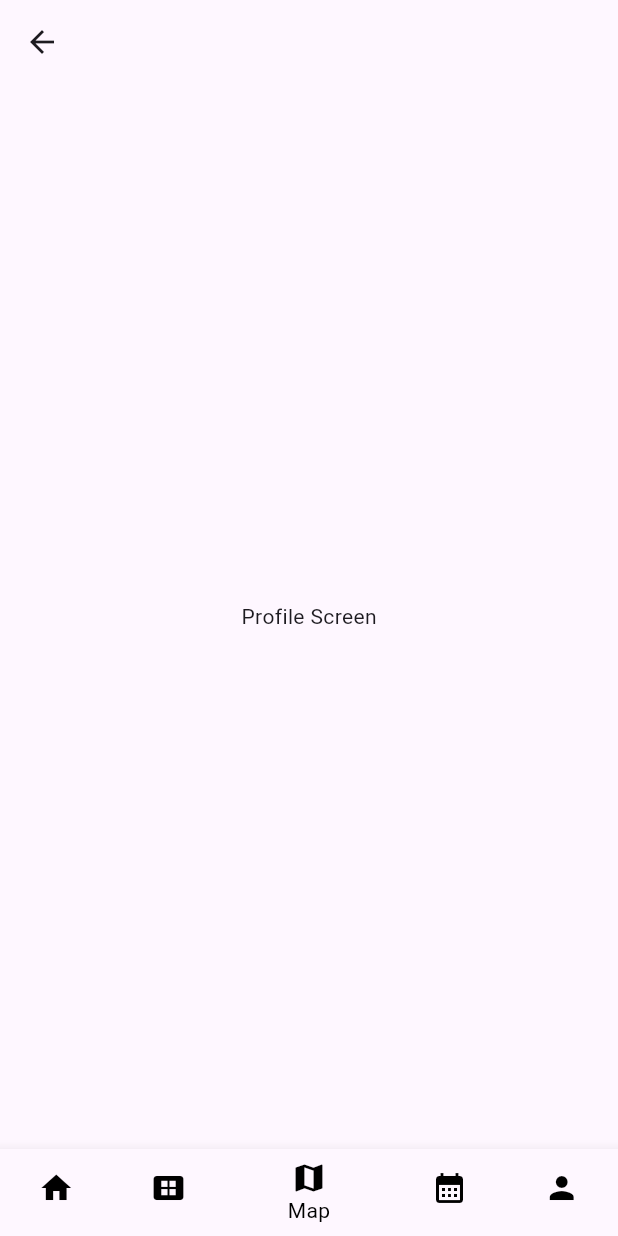
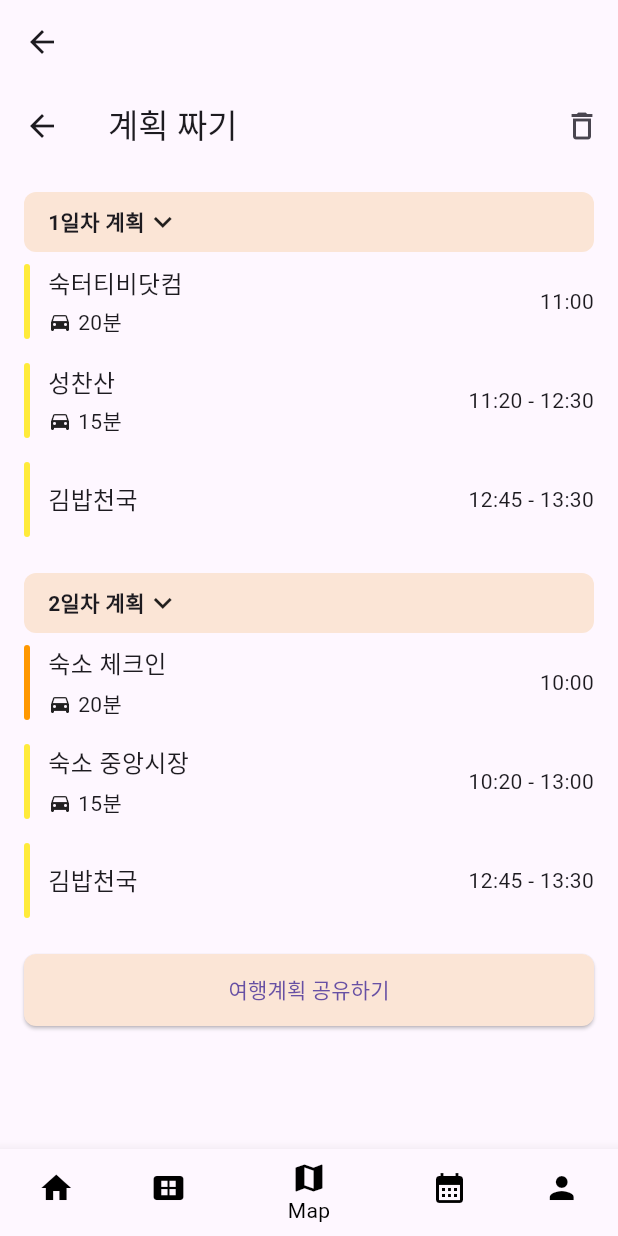
Before and after one commit to Yoonhojoon/FullStackProgramming, a Flutter app: the MainScreen screen opened directly, item 3 of the bottom bar chosen, on a phone screen of 412 x 824 dp. Run offline on Flutter 3.47's test engine with Material 3 defaults, Android fonts, the phone set to English and light mode, and no system bars; our stand-ins replace calendar_date_picker2, dio, flutter_dotenv, google_maps_flutter; missing offline and left inert: dart:ffi, flutter_naver_map, google_place; network calls fail.

Commit message:
게시글 만들어야함

```diff
--- /dev/null
+++ b/lib/dailyplan_provider.dart
@@ -0,0 +1,13 @@
+import 'package:flutter/material.dart';
+import 'entity/DailyPlan.dart';
+
+class DailyPlanProvider extends ChangeNotifier {
+  List<DailyPlan> _plans = [];
+
+  List<DailyPlan> get plans => _plans;
+
+  void setPlans(List<DailyPlan> plans) {
+    _plans = plans;
+    notifyListeners();
+  }
+}
--- /dev/null
+++ b/lib/entity/DailyPlan.dart
@@ -0,0 +1,46 @@
+
+import 'dart:ffi';
+
+import 'Destination.dart';
+
+class DailyPlan {
+  final Long id;
+  final int dayNumber;
+  final Destination? accommodation;
+  final List<Destination> destinations;
+  final double totalDistance;
+  final int totalTravelTime;
+
+  DailyPlan({
+    required this.id,
+    required this.dayNumber,
+    this.accommodation,
+    required this.destinations,
+    required this.totalDistance,
+    required this.totalTravelTime,
+  });
+
+  factory DailyPlan.fromJson(Map<String, dynamic> json) {
+    return DailyPlan(
+      id: json['id'],
+      dayNumber: json['dayNumber'],
+      accommodation: json['accommodation'] != null
+          ? Destination.fromJson(json['accommodation'])
+          : null,
+      destinations: (json['destinations'] as List)
+          .map((x) => Destination.fromJson(x))
+          .toList(),
+      totalDistance: json['totalDistance'],
+      totalTravelTime: json['totalTravelTime'],
+    );
+  }
+
+  Map<String, dynamic> toJson() => {
+    'id': id,
+    'dayNumber': dayNumber,
+    'accommodation': accommodation?.toJson(),
+    'destinations': destinations.map((x) => x.toJson()).toList(),
+    'totalDistance': totalDistance,
+    'totalTravelTime': totalTravelTime,
+  };
+}
--- /dev/null
+++ b/lib/entity/Destination.dart
@@ -0,0 +1,74 @@
+import 'dart:ffi';
+
+class Destination {
+  final int id;
+  final DestinationType type;
+  final String name;
+  final String address;
+  final double latitude;
+  final double longitude;
+  final String? transitDetails;
+  final String? lastTransitDetails;
+  final String? drivingDetails;
+  final String? lastDrivingDetails;
+  final int? orderInDay;
+  final double? distanceToNext;
+  final int? timeToNext;
+
+  Destination({
+    required this.id,
+    required this.type,
+    required this.name,
+    required this.address,
+    required this.latitude,
+    required this.longitude,
+    this.transitDetails,
+    this.lastTransitDetails,
+    this.drivingDetails,
+    this.lastDrivingDetails,
+    this.orderInDay,
+    this.distanceToNext,
+    this.timeToNext,
+  });
+
+  factory Destination.fromJson(Map<String, dynamic> json) {
+    return Destination(
+      id: json['destinationId'] ?? 0,  // null이면 0으로 처리
+      type: DestinationType.values.firstWhere(
+              (e) => e.toString() == 'DestinationType.${json['type']}'
+      ),
+      name: json['name'],
+      address: json['address'],
+      latitude: json['latitude'],
+      longitude: json['longitude'],
+      transitDetails: json['transitDetails'],
+      lastTransitDetails: json['lastTransitDetails'],
+      drivingDetails: json['drivingDetails'],
+      lastDrivingDetails: json['lastDrivingDetails'],
+      orderInDay: json['orderInDay'],
+      distanceToNext: json['distanceToNext'],
+      timeToNext: json['timeToNext'],
+    );
+  }
+
+  Map<String, dynamic> toJson() => {
+    'destinationId': id,
+    'type': type.toString().split('.').last,
+    'name': name,
+    'address': address,
+    'latitude': latitude,
+    'longitude': longitude,
+    'transitDetails': transitDetails,
+    'lastTransitDetails': lastTransitDetails,
+    'drivingDetails': drivingDetails,
+    'lastDrivingDetails': lastDrivingDetails,
+    'orderInDay': orderInDay,
+    'distanceToNext': distanceToNext,
+    'timeToNext': timeToNext,
+  };
+}
+
+enum DestinationType {
+  ACCOMMODATION,
+  SPOT,
+}
--- a/lib/page/main_screen.dart
+++ b/lib/page/main_screen.dart
@@ -1,5 +1,9 @@
 import 'package:flutter/material.dart';
+import 'package:mytour/page/plan/schedule_list_page.dart';
 import 'package:mytour/page/plan/scheduling_page.dart';
+import 'package:provider/provider.dart';
+import '../dailyplan_provider.dart';
+import '../entity/DailyPlan.dart';
 import 'google_map_screen.dart';
 import 'home_screen.dart';
 
@@ -16,9 +20,11 @@ class _MainScreenState extends State<MainScreen> {
   // 각 탭에 표시할 화면 목록
   final List<Widget> _pages = [
     const HomeScreen(),
-     GoogleMapScreen(), // 네이버 맵 화면 추가
-    const ProfileScreen(),
-    SchedulingPage(),
+    GoogleMapScreen(),
+    Consumer<DailyPlanProvider>(
+      builder: (context, provider, child) => ScheduleListPage(dailyPlans: provider.plans),
+    ),
+    SchedulingPage(onPlansCreated: (List<DailyPlan> plans) {  },),
   ];
 
   @override
--- /dev/null
+++ b/lib/page/plan/schedule_list_page.dart
@@ -0,0 +1,148 @@
+import 'package:flutter/material.dart';
+import 'package:provider/provider.dart';
+
+import '../../entity/DailyPlan.dart';
+
+class ScheduleListPage extends StatelessWidget {
+  final List<DailyPlan> dailyPlans;
+
+  const ScheduleListPage({Key? key, required this.dailyPlans}) : super(key: key);
+
+  Widget _buildDaySchedule(String day, List<Map<String, dynamic>> schedules) {
+    return Column(
+      children: [
+        Container(
+          padding: const EdgeInsets.symmetric(horizontal: 16, vertical: 8),
+          decoration: BoxDecoration(
+            color: Color(0xFFFBE5D6),
+            borderRadius: BorderRadius.circular(8),
+          ),
+          child: Row(
+            children: [
+              Text(
+                day,
+                style: TextStyle(fontWeight: FontWeight.w600),
+              ),
+              Icon(Icons.keyboard_arrow_down),
+            ],
+          ),
+        ),
+        ...schedules.map((schedule) => Padding(
+          padding: const EdgeInsets.symmetric(vertical: 8),
+          child: Row(
+            children: [
+              Container(
+                width: 4,
+                height: 50,
+                decoration: BoxDecoration(
+                  color: schedule['isAccommodation']
+                      ? Colors.orange
+                      : Colors.yellow,
+                  borderRadius: BorderRadius.circular(2),
+                ),
+              ),
+              SizedBox(width: 12),
+              Expanded(
+                child: Column(
+                  crossAxisAlignment: CrossAxisAlignment.start,
+                  children: [
+                    Text(
+                      schedule['name'],
+                      style: TextStyle(
+                        fontSize: 16,
+                        fontWeight: FontWeight.w500,
+                      ),
+                    ),
+                    if (schedule['duration'] != null) ...[
+                      SizedBox(height: 4),
+                      Row(
+                        children: [
+                          Icon(Icons.directions_car, size: 16),
+                          SizedBox(width: 4),
+                          Text(schedule['duration']),
+                        ],
+                      ),
+                    ],
+                  ],
+                ),
+              ),
+              Text(schedule['time'] ?? ''),
+            ],
+          ),
+        )).toList(),
+      ],
+    );
+  }
+
+  @override
+  Widget build(BuildContext context) {
+    return Scaffold(
+      appBar: AppBar(
+        leading: BackButton(),
+        title: Text('계획 짜기'),
+        actions: [
+          IconButton(
+            icon: Icon(Icons.delete_outline),
+            onPressed: () {},
+          ),
+        ],
+      ),
+      body: ListView(
+        padding: const EdgeInsets.all(16),
+        children: [
+          _buildDaySchedule('1일차 계획', [
+            {
+              'name': '숙터티비닷컴',
+              'time': '11:00',
+              'duration': '20분',
+              'isAccommodation': false,
+            },
+            {
+              'name': '성찬산',
+              'time': '11:20 - 12:30',
+              'duration': '15분',
+              'isAccommodation': false,
+            },
+            {
+              'name': '김밥천국',
+              'time': '12:45 - 13:30',
+              'isAccommodation': false,
+            },
+          ]),
+          SizedBox(height: 16),
+          _buildDaySchedule('2일차 계획', [
+            {
+              'name': '숙소 체크인',
+              'time': '10:00',
+              'duration': '20분',
+              'isAccommodation': true,
+            },
+            {
+              'name': '숙소 중앙시장',
+              'time': '10:20 - 13:00',
+              'duration': '15분',
+              'isAccommodation': false,
+            },
+            {
+              'name': '김밥천국',
+              'time': '12:45 - 13:30',
+              'isAccommodation': false,
+            },
+          ]),
+          SizedBox(height: 16),
+          ElevatedButton(
+            style: ElevatedButton.styleFrom(
+              backgroundColor: Color(0xFFFBE5D6),
+              minimumSize: Size(double.infinity, 48),
+              shape: RoundedRectangleBorder(
+                borderRadius: BorderRadius.circular(8),
+              ),
+            ),
+            onPressed: () {},
+            child: Text('여행계획 공유하기'),
+          ),
+        ],
+      ),
+    );
+  }
+}
```
Also changed, not shown: lib/main.dart (+12 -5 lines), lib/page/plan/scheduling_page.dart (+74 -2 lines), lib/service/api_service.dart (+28 -0 lines).
